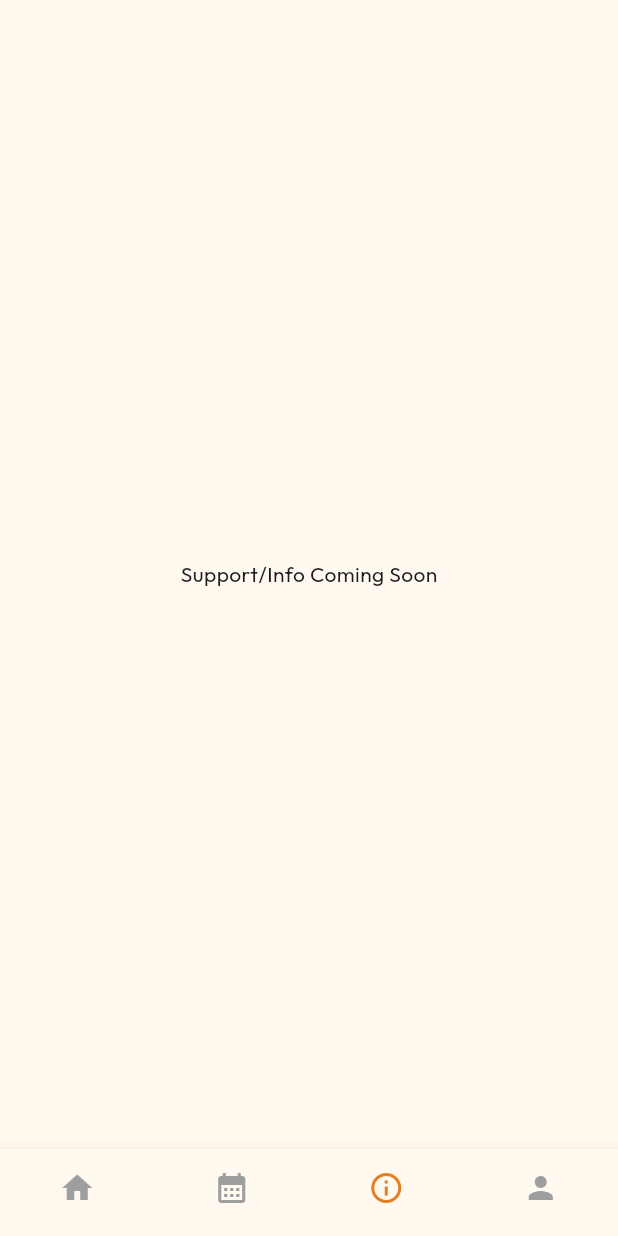
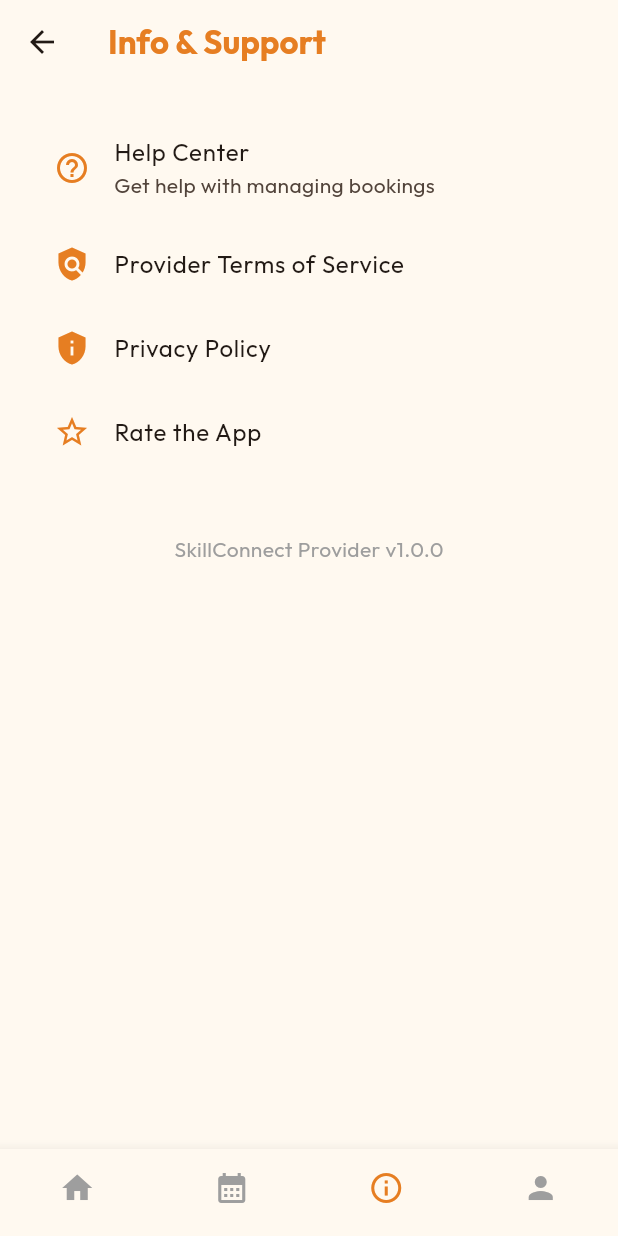
Before and after one commit to Karabo-jpg/SkillsConnect, a Flutter app: the DashboardPage screen opened directly, item 3 of the bottom bar chosen, on a phone screen of 412 x 824 dp. Run offline on Flutter 3.47's test engine with Material 3 defaults, Android fonts, the phone set to English and light mode, and no system bars; our stand-ins replace cloud_firestore, equatable, firebase_auth, firebase_core, flutter_bloc, get_it and 2 more; accounts and stored records are empty.

Commit message:
Feat: Add dynamic provider balance, explicit cancel actions, and Info tab

```diff
--- a/lib/presentation/pages/dashboard_page.dart
+++ b/lib/presentation/pages/dashboard_page.dart
@@ -82,12 +82,36 @@ class _DashboardPageState extends State<DashboardPage> {
           },
         );
       case 2:
-        return const Center(child: Text('Support/Info Coming Soon'));
+        return _buildInfoTab(context);
       case 3:
         return const ProfilePage();
       default:
         return const Center(child: Text('Unknown screen'));
     }
+  }
+
+  Widget _buildInfoTab(BuildContext context) {
+    return Scaffold(
+      backgroundColor: Theme.of(context).colorScheme.surface,
+      appBar: AppBar(
+        title: const Text('Info & Support', style: TextStyle(color: Color(0xFFE67E22), fontWeight: FontWeight.bold)),
+        backgroundColor: Colors.transparent,
+        elevation: 0,
+      ),
+      body: ListView(
+        padding: const EdgeInsets.all(20),
+        children: [
+          const ListTile(leading: Icon(Icons.help_outline, color: Color(0xFFE67E22)), title: Text('Help Center'), subtitle: Text('Get help with managing bookings')),
+          const ListTile(leading: Icon(Icons.policy, color: Color(0xFFE67E22)), title: Text('Provider Terms of Service')),
+          const ListTile(leading: Icon(Icons.privacy_tip, color: Color(0xFFE67E22)), title: Text('Privacy Policy')),
+          const ListTile(leading: Icon(Icons.star_border, color: Color(0xFFE67E22)), title: Text('Rate the App')),
+          const SizedBox(height: 40),
+          Center(
+            child: Text('SkillConnect Provider v1.0.0', style: TextStyle(color: Colors.grey.shade500)),
+          ),
+        ],
+      ),
+    );
   }
 }
 
@@ -99,6 +123,15 @@ class _DashboardHome extends StatelessWidget {
 
   @override
   Widget build(BuildContext context) {
+    // Calculate dynamically based on non-cancelled/completed bookings
+    final double computedBalance = bookings
+        .where((b) => b.status == 'pending' || b.status == 'accepted' || b.status == 'in-progress' || b.status == 'confirmed')
+        .fold<double>(0.0, (sum, b) => sum + b.depositAmount);
+
+    final double completedEarnings = bookings
+        .where((b) => b.status == 'completed')
+        .fold<double>(0.0, (sum, b) => sum + b.depositAmount);
+
     return SafeArea(
       child: SingleChildScrollView(
         padding: const EdgeInsets.all(20.0),
@@ -111,7 +144,7 @@ class _DashboardHome extends StatelessWidget {
               style: const TextStyle(fontSize: 24, fontWeight: FontWeight.bold, color: Color(0xFFE67E22)),
             ),
             const SizedBox(height: 20),
-            const _BalanceCard(balance: '0 UGX'),
+            _BalanceCard(balance: '${computedBalance.toStringAsFixed(0)} UGX'),
             const SizedBox(height: 30),
             const Text('Active Bookings', style: TextStyle(fontSize: 18, fontWeight: FontWeight.bold)),
             const SizedBox(height: 16),
@@ -126,7 +159,7 @@ class _DashboardHome extends StatelessWidget {
             _DashboardAction(
               icon: Icons.trending_up,
               title: 'Total Earnings',
-              trailing: '${profile.totalEarnings.toStringAsFixed(0)} UGX',
+              trailing: '${completedEarnings.toStringAsFixed(0)} UGX',
               isPositive: true,
             ),
             const SizedBox(height: 16),
@@ -292,6 +325,17 @@ class _ProviderBookingCard extends StatelessWidget {
       case 'accepted':
         return [
           _ActionButton(
+            label: 'Cancel',
+            color: Colors.red,
+            icon: Icons.cancel,
+            onPressed: () {
+              context.read<ProviderBloc>().add(
+                UpdateBookingStatusEvent(bookingId: booking.bid, newStatus: 'rejected'),
+              );
+            },
+          ),
+          const SizedBox(width: 8),
+          _ActionButton(
             label: 'Start Work',
             color: Colors.purple,
             icon: Icons.play_arrow,
@@ -304,6 +348,17 @@ class _ProviderBookingCard extends StatelessWidget {
         ];
       case 'in-progress':
         return [
+          _ActionButton(
+            label: 'Cancel',
+            color: Colors.red,
+            icon: Icons.cancel,
+            onPressed: () {
+              context.read<ProviderBloc>().add(
+                UpdateBookingStatusEvent(bookingId: booking.bid, newStatus: 'rejected'),
+              );
+            },
+          ),
+          const SizedBox(width: 8),
           _ActionButton(
             label: 'Mark Complete',
             color: Colors.green,
```
